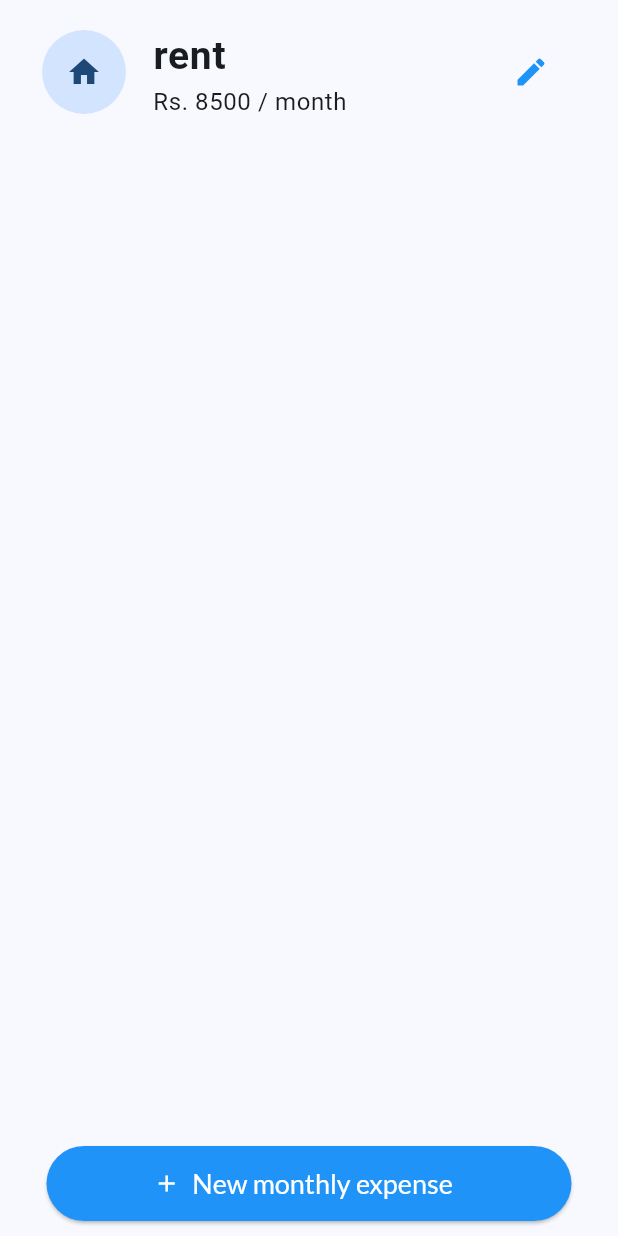
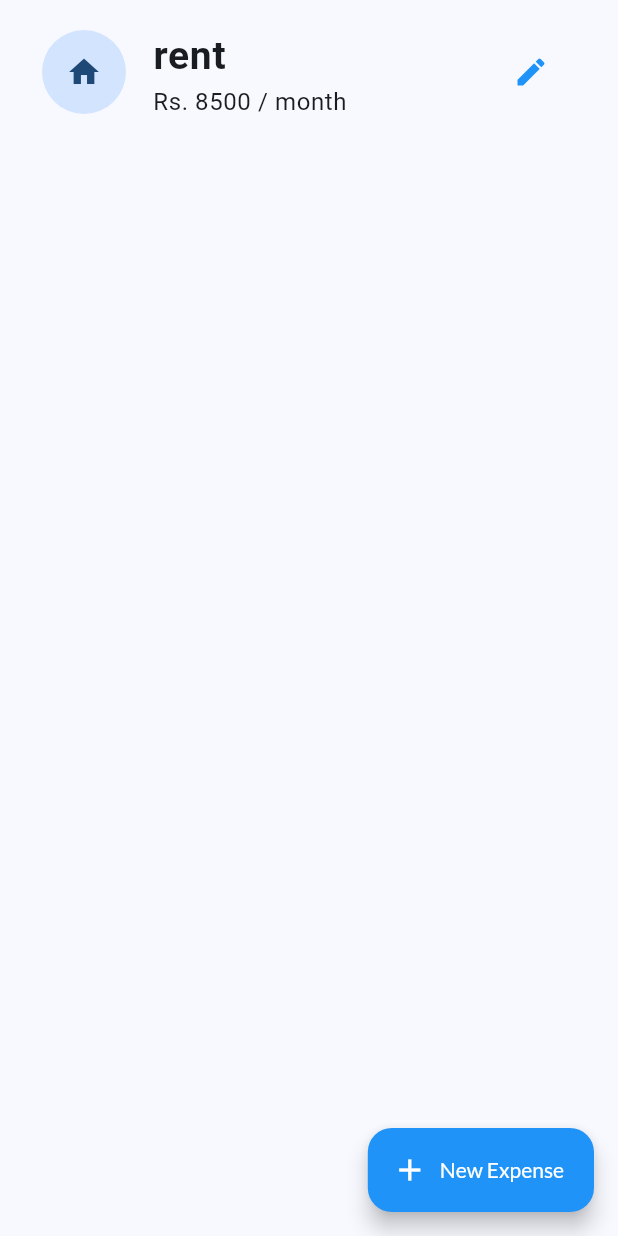
Before and after one commit to Saurav-Ganguly/Budget_Tracker, a Flutter app: the ExpensesSetting screen opened directly, on a phone screen of 412 x 824 dp. Run offline on Flutter 3.47's test engine with Material 2 defaults, Android fonts, the phone set to English and light mode, and no system bars; our stand-ins replace google_fonts, line_icons, percent_indicator.

Commit message:
completed the budget section UI

```diff
--- a/lib/budget_screen/budget_screen.dart
+++ b/lib/budget_screen/budget_screen.dart
@@ -1,22 +1,37 @@
-import 'package:budget_tracker/budget_screen/widgets/budget_settings_card.dart';
-import 'package:budget_tracker/providers/expenses_provider.dart';
-import 'package:budget_tracker/providers/goals_provider.dart';
-import 'package:budget_tracker/providers/savings_provider.dart';
+import 'package:budget_tracker/budget_screen/widgets/expense_setting.dart';
+import 'package:budget_tracker/budget_screen/widgets/goal_setting.dart';
+import 'package:budget_tracker/budget_screen/widgets/saving_setting.dart';
 
 import 'package:flutter/material.dart';
 import 'package:line_icons/line_icons.dart';
-import 'package:provider/provider.dart';
 
-class SettingsScreen extends StatelessWidget {
-  const SettingsScreen({super.key});
+class BudgetScreen extends StatelessWidget {
+  const BudgetScreen({super.key});
 
   @override
   Widget build(BuildContext context) {
     return DefaultTabController(
       length: 3,
       child: Scaffold(
+        // floatingActionButton: FloatingActionButton.extended(
+        //   backgroundColor: Theme.of(context).primaryColor,
+        //   onPressed: () {},
+        //   label: Text(
+        //     'New ',
+        //     style: const TextStyle(
+        //       fontSize: 18,
+        //       color: Colors.white,
+        //     ),
+        //   ),
+        //   icon: const Icon(
+        //     Icons.add,
+        //     color: Colors.white,
+        //   ),
+        // ),
         appBar: AppBar(
+          elevation: 10,
           backgroundColor: Theme.of(context).colorScheme.primary,
+          titleSpacing: 20,
           foregroundColor: Colors.white,
           bottom: TabBar(
             labelColor: Colors.white,
@@ -66,71 +81,3 @@ class SettingsScreen extends StatelessWidget {
     );
   }
 }
-
-class ExpensesSetting extends StatelessWidget {
-  const ExpensesSetting({super.key});
-
-  @override
-  Widget build(BuildContext context) {
-    final expenses = context.watch<ExpensesProvider>().expenses;
-    return Padding(
-      padding: const EdgeInsets.all(10.0),
-      child: Column(
-        children: [
-          Expanded(
-            child: ListView.builder(
-              itemCount: expenses.length,
-              itemBuilder: (context, index) {
-                final expense = expenses[index];
-                return BudgetSettingsCard(
-                  data: expense,
-                );
-              },
-            ),
-          ),
-          ElevatedButton.icon(
-            icon: const Icon(
-              Icons.add,
-              color: Colors.white,
-            ),
-            style: ElevatedButton.styleFrom(
-              backgroundColor: Theme.of(context).colorScheme.primary,
-              fixedSize: const Size(
-                350,
-                50,
-              ),
-            ),
-            onPressed: () {},
-            label: const Text(
-              'New monthly expense',
-              style: TextStyle(
-                color: Colors.white,
-                fontSize: 18,
-              ),
-            ),
-          ),
-        ],
-      ),
-    );
-  }
-}
-
-class SavingsSetting extends StatelessWidget {
-  const SavingsSetting({super.key});
-
-  @override
-  Widget build(BuildContext context) {
-    final savings = context.watch<SavingsProvider>().savings;
-    return const Placeholder();
-  }
-}
-
-class GoalsSetting extends StatelessWidget {
-  const GoalsSetting({super.key});
-
-  @override
-  Widget build(BuildContext context) {
-    final goals = context.watch<GoalsProvider>().goals;
-    return const Placeholder();
-  }
-}
--- /dev/null
+++ b/lib/budget_screen/widgets/expense_setting.dart
@@ -0,0 +1,40 @@
+import 'package:budget_tracker/budget_screen/widgets/budget_settings_card.dart';
+import 'package:flutter/material.dart';
+import 'package:budget_tracker/providers/expenses_provider.dart';
+import 'package:provider/provider.dart';
+
+class ExpensesSetting extends StatelessWidget {
+  const ExpensesSetting({super.key});
+
+  @override
+  Widget build(BuildContext context) {
+    final expenses = context.watch<ExpensesProvider>().expenses;
+    return Scaffold(
+      floatingActionButton: FloatingActionButton.extended(
+        onPressed: () {},
+        label: const Text('New Expense'),
+        icon: const Icon(Icons.add),
+        backgroundColor: Theme.of(context).primaryColor,
+        foregroundColor: Colors.white,
+      ),
+      body: Padding(
+        padding: const EdgeInsets.all(10.0),
+        child: Column(
+          children: [
+            Expanded(
+              child: ListView.builder(
+                itemCount: expenses.length,
+                itemBuilder: (context, index) {
+                  final expense = expenses[index];
+                  return BudgetSettingsCard(
+                    data: expense,
+                  );
+                },
+              ),
+            ),
+          ],
+        ),
+      ),
+    );
+  }
+}
```
Also changed, not shown: lib/budget_screen/widgets/goal_setting.dart (added, +40 -0 lines), lib/budget_screen/widgets/saving_setting.dart (added, +40 -0 lines), lib/dashboard_screen/dashboard_screen.dart (+13 -2 lines), lib/main.dart (+2 -9 lines).
